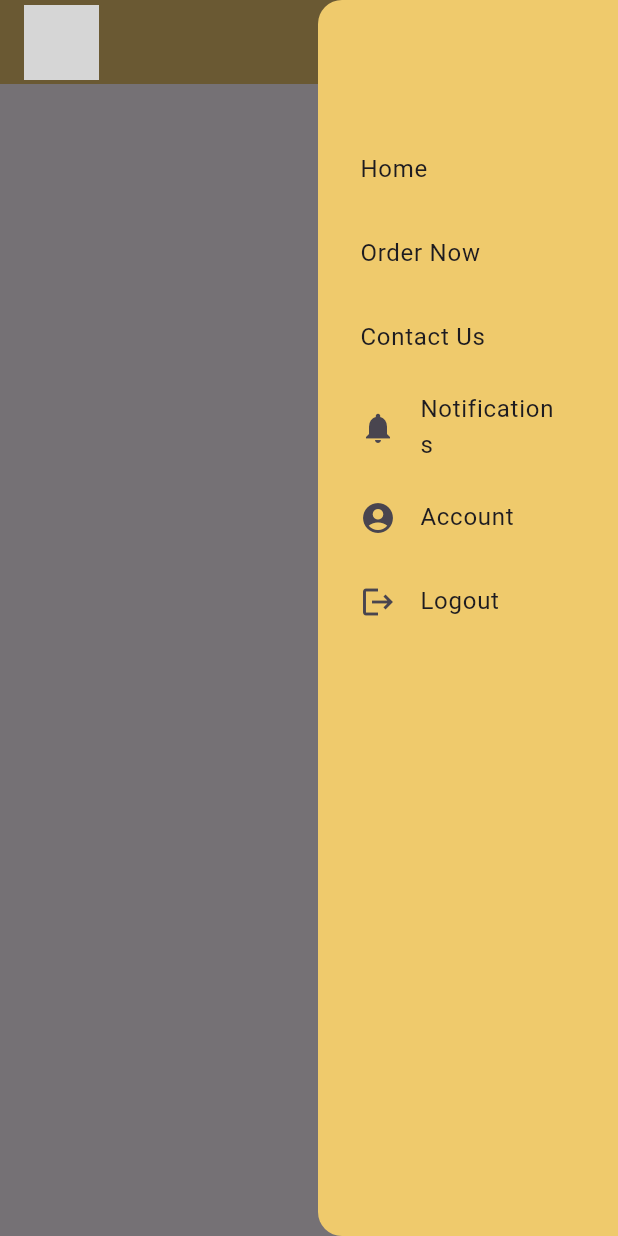
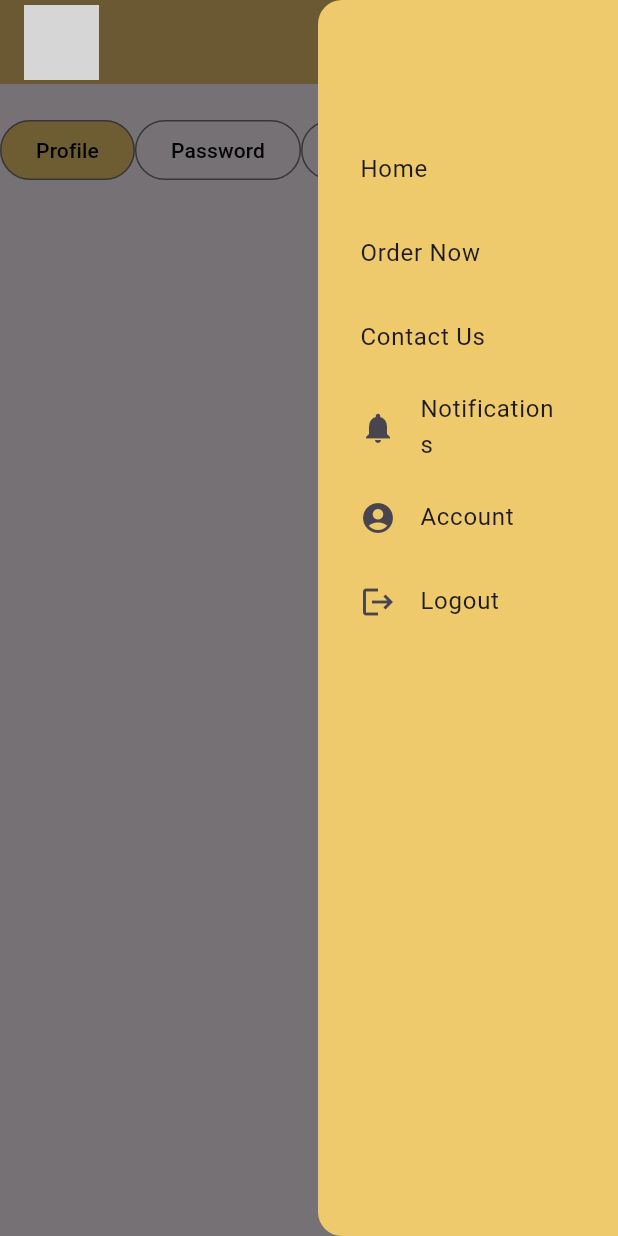
Before and after one commit to sheninna/Online-Ordering-System, a Flutter app: the Account screen opened directly, after a tap on the "menu" icon, on a phone screen of 412 x 824 dp. Run offline on Flutter 3.47's test engine with Material 3 defaults, Android fonts, the light colour scheme and no system bars; grey boxes are pictures that could not be loaded.

Commit message:
week 3 day 1

```diff
--- a/lib/pages/account.dart
+++ b/lib/pages/account.dart
@@ -10,6 +10,18 @@ class Account extends StatefulWidget {
 class _AccountState extends State<Account> {
   int selectedIndex = 0;
   late PageController _pageController;
+
+  @override
+  void initState() {
+    super.initState();
+    _pageController = PageController(initialPage: selectedIndex);
+  }
+
+  @override
+  void dispose() {
+    _pageController.dispose();
+    super.dispose();
+  }
 
   @override
   Widget build(BuildContext context) {
@@ -36,7 +48,6 @@ class _AccountState extends State<Account> {
         ]
             : null,
       ),
-
       endDrawer: Drawer(
         backgroundColor: const Color(0xFFEFCA6C),
         width: 200,
@@ -48,7 +59,7 @@ class _AccountState extends State<Account> {
             _drawerItem(context, 'Order Now', '/ordernow'),
             _drawerItem(context, 'Contact Us', '/contactus'),
             _iconItem(context, 'Notifications', Icons.notifications, '/notifications'),
-            _iconItem(context, 'Account', Icons.account_circle, '/account'),
+            _iconItem(context, 'Account', Icons.account_circle, '/profile'),
             ListTile(
               leading: const Icon(Icons.logout),
               title: const Text('Logout'),
@@ -60,14 +71,65 @@ class _AccountState extends State<Account> {
           ],
         ),
       ),
+
+      body: Column(
+        children: [
+          const SizedBox(height: 20),
+          Row(
+            mainAxisAlignment: MainAxisAlignment.spaceEvenly,
+            children: [
+              _buildToggleButton('Profile', 0),
+              _buildToggleButton('Password', 1),
+              _buildToggleButton('Orders', 2),
+              _buildToggleButton('Order History', 3),
+            ],
+          ),
+          const SizedBox(height: 20),
+          Expanded(
+            child: PageView(
+              controller: _pageController,
+              onPageChanged: (index) {
+                setState(() {
+                  selectedIndex = index;
+                });
+              },
+              children: [
+                _buildProfileSection(),
+                const Center(child: Text('Password Section')),
+                const Center(child: Text('Orders Section')),
+                const Center(child: Text('Order History Section')),
+              ],
+            ),
+          ),
+        ],
+      ),
     );
   }
 
-  //JEMARC
+  Widget _buildToggleButton(String label, int index) {
+    return OutlinedButton(
+      onPressed: () {
+        setState(() {
+          selectedIndex = index;
+        });
+        _pageController.animateToPage(
+          index,
+          duration: const Duration(milliseconds: 300),
+          curve: Curves.easeInOut,
+        );
+      },
+      style: OutlinedButton.styleFrom(
+        backgroundColor: selectedIndex == index ? const Color(0xFFEFCA6C) : null,
+        foregroundColor: Colors.black,
+      ),
+      child: Text(label),
+    );
+  }
 
-  //JOVAN
+  Widget _buildProfileSection() => const SingleChildScrollView(
+    padding: EdgeInsets.all(24),
+  );
 
-  //ARIEL
 
   Widget _drawerItem(BuildContext context, String title, String route) {
     return ListTile(
```
